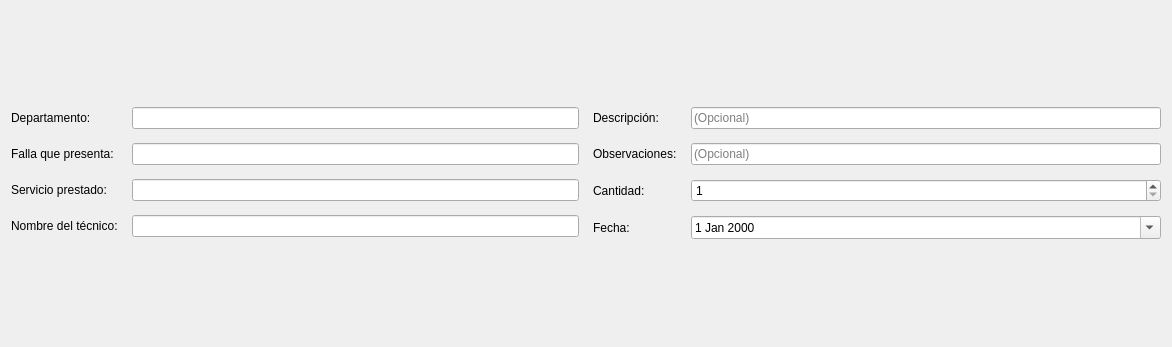
First picture: the form in src/vistas/vistas_qt/VentanaInfoServicio.ui, repository alonso-04/DGTIC-APP, before the edit.
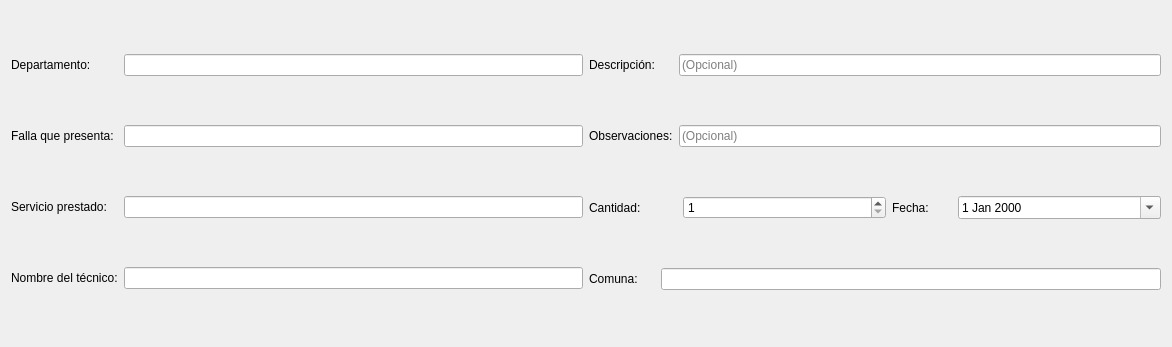
Second picture: the form after the edit. Icons and pictures are not drawn.

Commit message: Creando el apartado de Comunas

What changed in the file:
```diff
--- a/src/vistas/vistas_qt/VentanaInfoServicio.ui
+++ b/src/vistas/vistas_qt/VentanaInfoServicio.ui
@@ -44,14 +44,7 @@
   <property name="modal">
    <bool>false</bool>
   </property>
-  <layout class="QVBoxLayout" name="verticalLayout">
-   <item>
-    <layout class="QVBoxLayout" name="layout_principal">
-     <item>
-      <layout class="QHBoxLayout" name="layout_info_servicio">
-       <property name="spacing">
-        <number>14</number>
-       </property>
+  <layout class="QHBoxLayout" name="horizontalLayout">
        <item>
         <layout class="QGridLayout" name="layout_info_servicio_1">
          <item row="0" column="0">
@@ -109,35 +102,43 @@
            </property>
           </widget>
          </item>
-         <item row="0" column="1">
+     <item row="0" column="2">
           <widget class="QLineEdit" name="txt_descripcion">
            <property name="placeholderText">
             <string>(Opcional)</string>
            </property>
           </widget>
          </item>
-         <item row="1" column="0">
+     <item row="1" column="0" colspan="2">
           <widget class="QLabel" name="lbl_observaciones">
            <property name="text">
             <string>Observaciones:</string>
            </property>
           </widget>
          </item>
-         <item row="1" column="1">
+     <item row="1" column="2">
           <widget class="QLineEdit" name="txt_observaciones">
            <property name="placeholderText">
             <string>(Opcional)</string>
            </property>
           </widget>
          </item>
-         <item row="2" column="0">
+     <item row="2" column="0" colspan="3">
+      <layout class="QHBoxLayout" name="layout_cantidad_y_fecha">
+       <item>
           <widget class="QLabel" name="lbl_cantidad">
+         <property name="maximumSize">
+          <size>
+           <width>88</width>
+           <height>16777215</height>
+          </size>
+         </property>
            <property name="text">
             <string>Cantidad:</string>
            </property>
           </widget>
          </item>
-         <item row="2" column="1">
+       <item>
           <widget class="QSpinBox" name="spbox_cantidad">
            <property name="minimum">
             <number>1</number>
@@ -147,14 +148,20 @@
            </property>
           </widget>
          </item>
-         <item row="3" column="0">
+       <item>
           <widget class="QLabel" name="lbl_fecha">
+         <property name="maximumSize">
+          <size>
+           <width>60</width>
+           <height>16777215</height>
+          </size>
+         </property>
            <property name="text">
             <string>Fecha:</string>
            </property>
           </widget>
          </item>
-         <item row="3" column="1">
+       <item>
           <widget class="QDateEdit" name="de_fecha">
            <property name="calendarPopup">
             <bool>true</bool>
@@ -163,7 +170,15 @@
          </item>
         </layout>
        </item>
-      </layout>
+     <item row="3" column="0">
+      <widget class="QLabel" name="lbl_nombre_comuna">
+       <property name="text">
+        <string>Comuna:</string>
+       </property>
+      </widget>
+     </item>
+     <item row="3" column="1" colspan="2">
+      <widget class="QLineEdit" name="txt_nombre_comuna"/>
      </item>
     </layout>
    </item>
```
Lines whose indentation alone changed are shown as unchanged. The commit also changes 2 other files.
